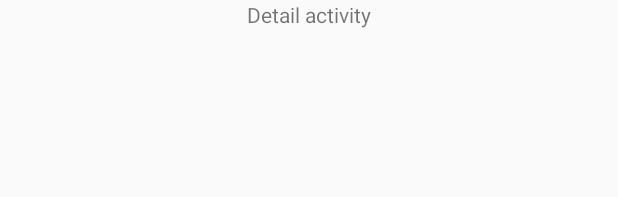
After one commit to FlorianDH/Funetics, an Android app: the layout activity_detail_kind.xml on its own in the app's theme, with its tools: preview values and no code run, on a phone screen of 412 x 824 dp. The commit adds this screen. Shown: the top 197 px of the screen. Run offline under Robolectric (Android 15) with nearby library versions, the phone set to English and light mode, and no system bars.

Commit message:
stef - Details kind activity

```diff
--- a/app/src/main/AndroidManifest.xml
+++ b/app/src/main/AndroidManifest.xml
@@ -26,6 +26,9 @@
             android:name=".BeherenActivity"
             android:label="@string/title_activity_beheren"
             android:theme="@style/AppTheme.NoActionBar" />
+        <activity
+            android:name=".DetailKindActivity"
+            android:label="@string/title_activity_detail_kind" />
     </application>
 
 </manifest>
--- /dev/null
+++ b/app/src/main/res/layout/activity_detail_kind.xml
@@ -0,0 +1,12 @@
+<?xml version="1.0" encoding="utf-8"?>
+<android.support.constraint.ConstraintLayout
+    xmlns:android="http://schemas.android.com/apk/res/android"
+    xmlns:app="http://schemas.android.com/apk/res-auto"
+    xmlns:tools="http://schemas.android.com/tools"
+    android:layout_width="match_parent"
+    android:layout_height="match_parent"
+    tools:context=".DetailKindActivity">
+
+    <include layout="@layout/content_detail_kind" />
+
+</android.support.constraint.ConstraintLayout>
--- /dev/null
+++ b/app/src/main/res/layout/content_detail_kind.xml
@@ -0,0 +1,21 @@
+<?xml version="1.0" encoding="utf-8"?>
+<android.support.constraint.ConstraintLayout xmlns:android="http://schemas.android.com/apk/res/android"
+    xmlns:app="http://schemas.android.com/apk/res-auto"
+    xmlns:tools="http://schemas.android.com/tools"
+    android:layout_width="match_parent"
+    android:layout_height="match_parent"
+    app:layout_behavior="@string/appbar_scrolling_view_behavior"
+    tools:context=".DetailKindActivity"
+    tools:showIn="@layout/activity_detail_kind">
+
+
+    <TextView
+        android:id="@+id/textView"
+        android:layout_width="wrap_content"
+        android:layout_height="wrap_content"
+        android:text="Detail activity"
+        app:layout_constraintLeft_toLeftOf="parent"
+        app:layout_constraintRight_toRightOf="parent"
+        app:layout_constraintTop_toTopOf="parent" />
+
+</android.support.constraint.ConstraintLayout>
--- a/app/src/main/res/values/strings.xml
+++ b/app/src/main/res/values/strings.xml
@@ -6,6 +6,10 @@
     <string name="dummy_button">Dummy Button</string>
     <string name="dummy_content">DUMMY\nCONTENT</string>
     <string name="title_activity_settings">Settings</string>
+
+    <string name="dialog_ok">OK</string>
+    <string name="dialog_kies_kind">Kies een kind</string>
+    <string name="errordialog_message">FOUT: Gelieve eerst een kind te selecteren aan de hand van de opties aan de rechterkant van het scherm!</string>
 
     <!-- Strings related to Settings -->
 
@@ -79,4 +83,5 @@
 
     <string name="pref_title_vibrate">Vibrate</string>
     <string name="title_activity_beheren">beherenActivity</string>
+    <string name="title_activity_detail_kind">DetailKindActivity</string>
 </resources>
```
Also changed, not shown: app/src/main/java/be/thomasmore/funetics/DetailKindActivity.java (added, +14 -0 lines), app/src/main/java/be/thomasmore/funetics/MainActivity.java (+48 -3 lines).
